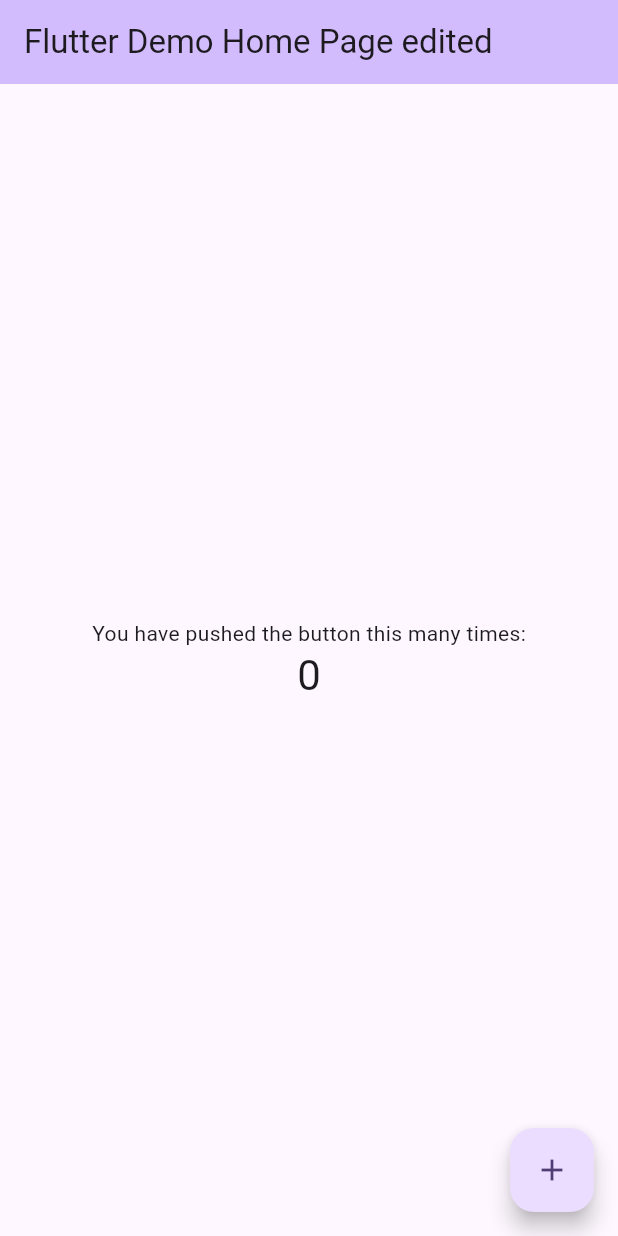
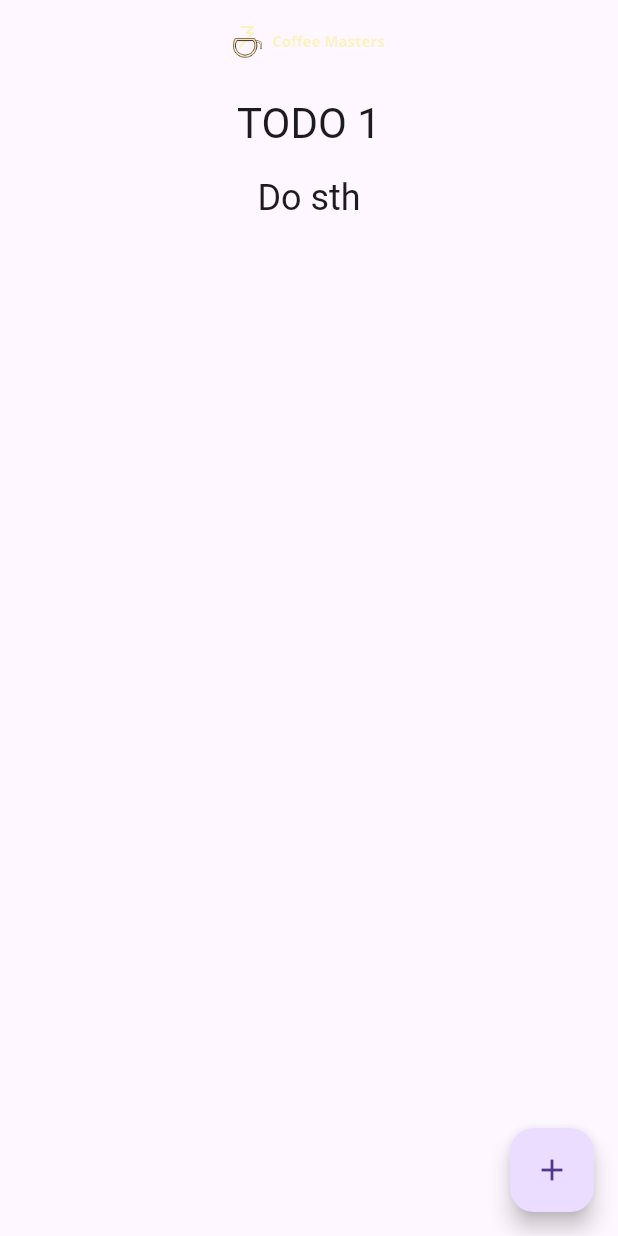
Before and after one commit to paulinalewando/flutter_todo, a Flutter app: the screen it shows after launch, on a phone screen of 412 x 824 dp. Run offline on Flutter 3.47's test engine with Material 3 defaults, Android fonts, the phone set to English and light mode, and no system bars.

Commit message:
feat: todo page

```diff
--- a/lib/main.dart
+++ b/lib/main.dart
@@ -1,15 +1,48 @@
 import 'package:flutter/material.dart';
+import 'package:flutter_todo/pages/todos.dart';
 
 void main() {
   runApp(const MyApp());
 }
 
 // shortcut stl
+// Ctrl + .
 class HelloWorld extends StatelessWidget {
   const HelloWorld({Key? key}) : super(key: key);
   @override
   Widget build(BuildContext context) {
-    return const Text("fsdfsf");
+    return const Text("Hello world");
+  }
+}
+
+class Greet extends StatefulWidget {
+  // state variable
+  const Greet({super.key});
+
+  @override
+  State<Greet> createState() => _GreetState();
+}
+
+class _GreetState extends State<Greet> {
+  var name = "";
+  @override
+  Widget build(BuildContext context) {
+    return Column(children: [
+      Padding(
+        padding: const EdgeInsets.all(8.0),
+        child: Text(
+          "Hello $name",
+          style: const TextStyle(fontSize: 24),
+        ),
+      ),
+      Padding(
+        padding: const EdgeInsets.all(8.0),
+        child: TextField(
+            onChanged: (value) => setState(() {
+                  name = value;
+                })),
+      ),
+    ]);
   }
 }
 
@@ -20,44 +53,15 @@ class MyApp extends StatelessWidget {
   @override
   Widget build(BuildContext context) {
     return MaterialApp(
-      title: 'Flutter Demo',
-      theme: ThemeData(
-        // This is the theme of your application.
-        //
-        // TRY THIS: Try running your application with "flutter run". You'll see
-        // the application has a blue toolbar. Then, without quitting the app,
-        // try changing the seedColor in the colorScheme below to Colors.green
-        // and then invoke "hot reload" (save your changes or press the "hot
-        // reload" button in a Flutter-supported IDE, or press "r" if you used
-        // the command line to start the app).
-        //
-        // Notice that the counter didn't reset back to zero; the application
-        // state is not lost during the reload. To reset the state, use hot
-        // restart instead.
-        //
-        // This works for code too, not just values: Most code changes can be
-        // tested with just a hot reload.
-        colorScheme: ColorScheme.fromSeed(seedColor: Colors.deepPurple),
-        useMaterial3: true,
-      ),
-      home: const MyHomePage(title: 'Flutter Demo Home Page edited'),
+      title: 'My TODO App',
+      theme: ThemeData(primarySwatch: Colors.blueGrey),
+      home: const MyHomePage(),
     );
   }
 }
 
 class MyHomePage extends StatefulWidget {
-  const MyHomePage({super.key, required this.title});
-
-  // This widget is the home page of your application. It is stateful, meaning
-  // that it has a State object (defined below) that contains fields that affect
-  // how it looks.
-
-  // This class is the configuration for the state. It holds the values (in this
-  // case the title) provided by the parent (in this case the App widget) and
-  // used by the build method of the State. Fields in a Widget subclass are
-  // always marked "final".
-
-  final String title;
+  const MyHomePage({super.key});
 
   @override
   State<MyHomePage> createState() => _MyHomePageState();
@@ -87,43 +91,9 @@ class _MyHomePageState extends State<MyHomePage> {
     // than having to individually change instances of widgets.
     return Scaffold(
       appBar: AppBar(
-        // TRY THIS: Try changing the color here to a specific color (to
-        // Colors.amber, perhaps?) and trigger a hot reload to see the AppBar
-        // change color while the other colors stay the same.
-        backgroundColor: Theme.of(context).colorScheme.inversePrimary,
-        // Here we take the value from the MyHomePage object that was created by
-        // the App.build method, and use it to set our appbar title.
-        title: Text(widget.title),
+        title: Center(child: Image.asset("images/logo.png")),
       ),
-      body: Center(
-        // Center is a layout widget. It takes a single child and positions it
-        // in the middle of the parent.
-        child: Column(
-          // Column is also a layout widget. It takes a list of children and
-          // arranges them vertically. By default, it sizes itself to fit its
-          // children horizontally, and tries to be as tall as its parent.
-          //
-          // Column has various properties to control how it sizes itself and
-          // how it positions its children. Here we use mainAxisAlignment to
-          // center the children vertically; the main axis here is the vertical
-          // axis because Columns are vertical (the cross axis would be
-          // horizontal).
-          //
-          // TRY THIS: Invoke "debug painting" (choose the "Toggle Debug Paint"
-          // action in the IDE, or press "p" in the console), to see the
-          // wireframe for each widget.
-          mainAxisAlignment: MainAxisAlignment.center,
-          children: <Widget>[
-            const Text(
-              'You have pushed the button this many times:',
-            ),
-            Text(
-              '$_counter',
-              style: Theme.of(context).textTheme.headlineMedium,
-            ),
-          ],
-        ),
-      ),
+      body: const Todos(),
       floatingActionButton: FloatingActionButton(
         onPressed: _incrementCounter,
         tooltip: 'Increment',
--- /dev/null
+++ b/lib/pages/todos.dart
@@ -0,0 +1,45 @@
+import 'package:flutter/material.dart';
+
+class Todos extends StatelessWidget {
+  const Todos({super.key});
+
+  @override
+  Widget build(BuildContext context) {
+    return const Todo(title: "TODO 1", description: "Do sth");
+  }
+}
+
+class Todo extends StatelessWidget {
+  // Properties (immutable)
+  final String title;
+  final String description;
+
+  const Todo({
+    super.key,
+    required this.title,
+    required this.description,
+  });
+
+  @override
+  Widget build(BuildContext context) {
+    return Column(
+      children: [
+        Padding(
+          padding: const EdgeInsets.all(8.0),
+          child: Center(
+              child: Text(
+            title,
+            style: Theme.of(context).textTheme.headlineMedium,
+          )),
+        ),
+        Padding(
+          padding: const EdgeInsets.all(8.0),
+          child: Text(
+            description,
+            style: Theme.of(context).textTheme.headlineSmall,
+          ),
+        ),
+      ],
+    );
+  }
+}
```
Also changed, not shown: lib/pages/todo.dart (added, +15 -0 lines), pubspec.yaml (+5 -6 lines), images/2.0x/background.png (added), images/2.0x/logo.png (added), images/3.0x/background.png (added), images/3.0x/logo.png (added), images/4.0x/background.png (added), images/4.0x/logo.png (added), images/background.png (added), images/black_coffee.png (added), images/logo.png (added), lib/models/todo.dart (added), pubspec.lock.
